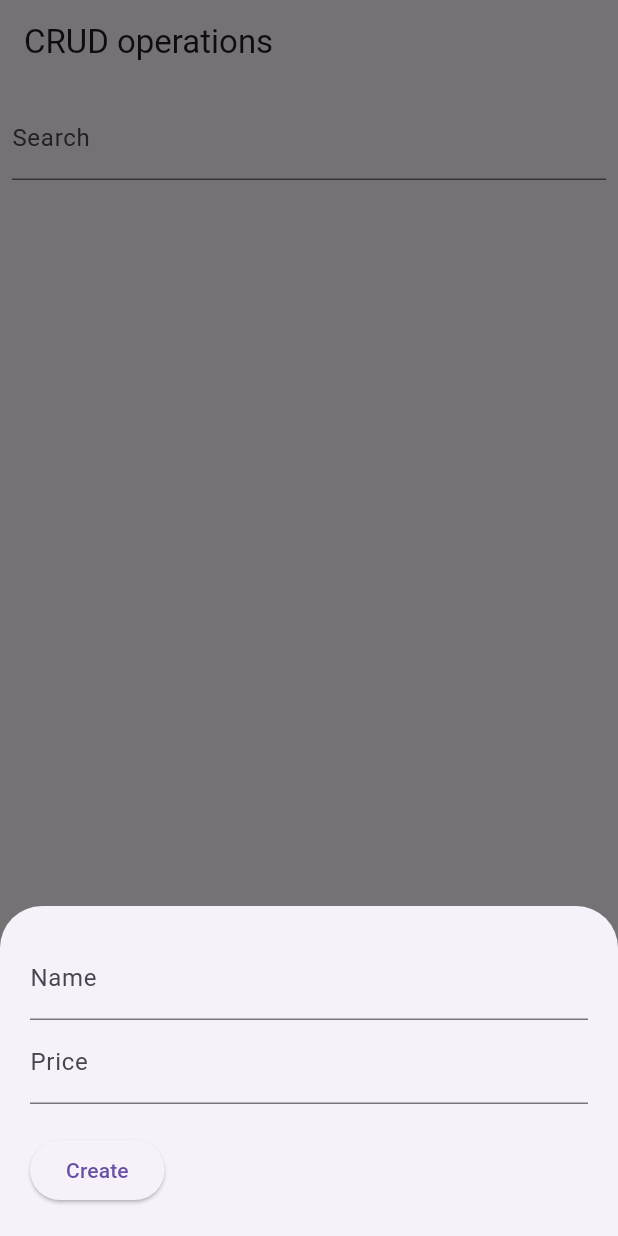
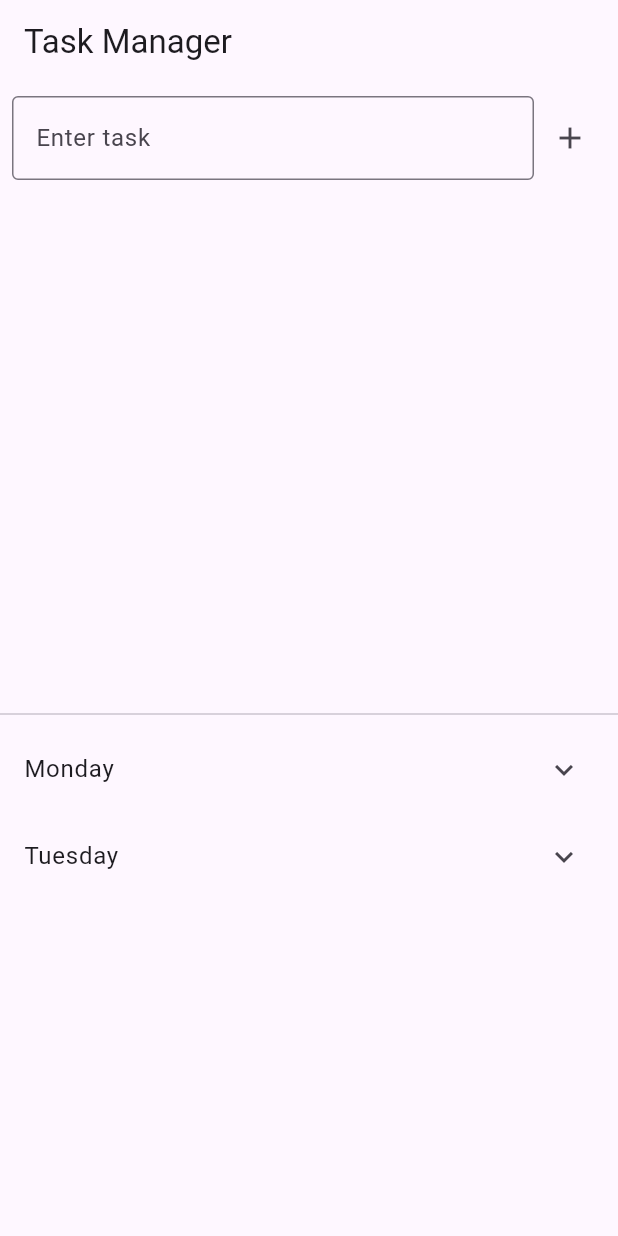
Before and after one commit to echenx/cw06, a Flutter app: the screen it shows after launch, after a tap on the "add" icon, on a phone screen of 412 x 824 dp. Run offline on Flutter 3.47's test engine with Material 3 defaults, Android fonts, the phone set to English and light mode, and no system bars; our stand-ins replace firebase_core; accounts and stored records are empty.

Commit message:
added user interface

```diff
--- a/lib/main.dart
+++ b/lib/main.dart
@@ -1,211 +1,115 @@
 import 'package:flutter/material.dart';
-import 'package:firebase_core/firebase_core.dart';
-import 'package:cloud_firestore/cloud_firestore.dart';
-import 'firebase_options.dart';
 
-void main() async {
-  WidgetsFlutterBinding.ensureInitialized();
-  await Firebase.initializeApp(
-    options: DefaultFirebaseOptions.currentPlatform,
-  );
+void main() {
   runApp(const MyApp());
 }
 
 class MyApp extends StatelessWidget {
-  const MyApp({Key? key}) : super(key: key);
+  const MyApp({super.key});
 
   @override
   Widget build(BuildContext context) {
-    return const MaterialApp(
-      debugShowCheckedModeBanner: false,
-      title: 'Test',
-      home: HomePage(),
+    return MaterialApp(
+      title: 'Task Manager',
+      theme: ThemeData(
+        colorScheme: ColorScheme.fromSeed(seedColor: Colors.deepPurple),
+        useMaterial3: true,
+      ),
+      home: const TaskManager(),
     );
   }
 }
 
-class HomePage extends StatefulWidget {
-  const HomePage({Key? key}) : super(key: key);
+class TaskManager extends StatefulWidget {
+  const TaskManager({super.key});
 
   @override
-  State<HomePage> createState() => _HomePageState();
+  State<TaskManager> createState() => _TaskManagerState();
 }
 
-class _HomePageState extends State<HomePage> {
-  final TextEditingController _nameController = TextEditingController();
-  final TextEditingController _priceController = TextEditingController();
-  final TextEditingController _searchController = TextEditingController();
+class _TaskManagerState extends State<TaskManager> {
+  final TextEditingController taskController = TextEditingController();
+  final List<String> tasks = [];
+  final Map<String, List<String>> dailyTasks = {
+    "Monday": ["9 am - 10 am: HW1, Essay2", "12 pm - 2 pm: Project1, Study"],
+    "Tuesday": ["10 am - 11 am: Assignment1, Reading"],
+  };
 
-  final CollectionReference _products =
-      FirebaseFirestore.instance.collection('products');
-
-  String _searchQuery = '';
-
-  Stream<QuerySnapshot> _searchProducts(String query) {
-    if (query.isEmpty) {
-      return _products.snapshots();
-    } else {
-      return FirebaseFirestore.instance
-          .collection('products')
-          .where('name', isGreaterThanOrEqualTo: query)
-          .where('name', isLessThanOrEqualTo: query + '\uf8ff')
-          .snapshots();
+  void addTask() {
+    if (taskController.text.isNotEmpty) {
+      setState(() {
+        tasks.add(taskController.text);
+        taskController.clear();
+      });
     }
   }
 
-  Future<void> _createOrUpdate([DocumentSnapshot? documentSnapshot]) async {
-    String action = 'create';
-    if (documentSnapshot != null) {
-      action = 'update';
-      _nameController.text = documentSnapshot['name'];
-      _priceController.text = documentSnapshot['price'].toString();
-    }
-
-    await showModalBottomSheet(
-      isScrollControlled: true,
-      context: context,
-      builder: (BuildContext ctx) {
-        return Padding(
-          padding: EdgeInsets.only(
-            top: 20,
-            left: 20,
-            right: 20,
-            bottom: MediaQuery.of(ctx).viewInsets.bottom + 20,
-          ),
-          child: Column(
-            mainAxisSize: MainAxisSize.min,
-            crossAxisAlignment: CrossAxisAlignment.start,
-            children: [
-              TextField(
-                controller: _nameController,
-                decoration: const InputDecoration(labelText: 'Name'),
-              ),
-              TextField(
-                keyboardType: TextInputType.numberWithOptions(decimal: true),
-                controller: _priceController,
-                decoration: const InputDecoration(
-                  labelText: 'Price',
-                ),
-              ),
-              const SizedBox(
-                height: 20,
-              ),
-              ElevatedButton(
-                child: Text(action == 'create' ? 'Create' : 'Update'),
-                onPressed: () async {
-                  String name = _nameController.text;
-                  double price = double.parse(_priceController.text);
-                  if (name.isNotEmpty && price != null) {
-                    if (action == 'create') {
-                      await _products.add({"name": name, "price": price});
-                    }
-                    if (action == 'update') {
-                      await _products.doc(documentSnapshot!.id).update({
-                        "name": name,
-                        "price": price,
+  void removeTask(int index) {
+    setState(() {
+      tasks.removeAt(index);
     });
-                    }
-
-                    _nameController.text = '';
-                    _priceController.text = '';
-                    Navigator.of(context).pop();
-                  }
-                },
-              )
-            ],
-          ),
-        );
-      },
-    );
-  }
-
-  Future<void> _deleteProduct(String productId) async {
-    try {
-      await _products.doc(productId).delete();
-      ScaffoldMessenger.of(context).showSnackBar(
-        const SnackBar(
-          content: Text('Product deleted successfully'),
-        ),
-      );
-    } catch (e) {
-      ScaffoldMessenger.of(context).showSnackBar(
-        SnackBar(
-          content: Text('Error deleting product: $e'),
-        ),
-      );
-    }
   }
 
   @override
   Widget build(BuildContext context) {
     return Scaffold(
-      appBar: AppBar(
-        title: const Text('CRUD operations'),
-      ),
+      appBar: AppBar(title: const Text("Task Manager")),
       body: Column(
         children: [
           Padding(
             padding: const EdgeInsets.all(8.0),
+            child: Row(
+              children: [
+                Expanded(
                   child: TextField(
-              controller: _searchController,
+                    controller: taskController,
                     decoration: const InputDecoration(
-                labelText: 'Search',
-              ),
-              onChanged: (value) {
-                setState(() {
-                  _searchQuery = value;
-                });
-              },
+                      labelText: "Enter task",
+                      border: OutlineInputBorder(),
                     ),
                   ),
-          Expanded(
-            child: StreamBuilder(
-              stream: _searchProducts(_searchQuery.toLowerCase()),
-              builder: (context, AsyncSnapshot<QuerySnapshot> streamSnapshot) {
-                if (streamSnapshot.hasData) {
-                  return ListView.builder(
-                    itemCount: streamSnapshot.data!.docs.length,
-                    itemBuilder: (context, index) {
-                      final DocumentSnapshot documentSnapshot =
-                          streamSnapshot.data!.docs[index];
-                      return Card(
-                        margin: const EdgeInsets.all(10),
-                        child: ListTile(
-                          title: Text(documentSnapshot['name']),
-                          subtitle: Text(documentSnapshot['price'].toString()),
-                          trailing: SizedBox(
-                            width: 100,
-                            child: Row(
-                              children: [
-                                IconButton(
-                                  icon: const Icon(Icons.edit),
-                                  onPressed: () =>
-                                      _createOrUpdate(documentSnapshot),
                 ),
                 IconButton(
-                                  icon: const Icon(Icons.delete),
-                                  onPressed: () =>
-                                      _deleteProduct(documentSnapshot.id),
+                  onPressed: addTask,
+                  icon: const Icon(Icons.add),
                 ),
               ],
             ),
           ),
+          Expanded(
+            child: ListView.builder(
+              itemCount: tasks.length,
+              itemBuilder: (context, index) {
+                return ListTile(
+                  leading: Checkbox(
+                    value: false,
+                    onChanged: (value) {},
                   ),
-                      );
-                    },
-                  );
-                }
-                return const Center(
-                  child: CircularProgressIndicator(),
+                  title: Text(tasks[index]),
+                  trailing: IconButton(
+                    icon: const Icon(Icons.delete),
+                    onPressed: () => removeTask(index),
+                  ),
                 );
               },
             ),
           ),
+          const Divider(),
+          Expanded(
+            child: ListView(
+              children: dailyTasks.keys.map((day) {
+                return ExpansionTile(
+                  title: Text(day),
+                  children: dailyTasks[day]!.map((taskDetail) {
+                    return ListTile(
+                      title: Text(taskDetail),
+                    );
+                  }).toList(),
+                );
+              }).toList(),
+            ),
+          ),
         ],
-      ),
-      floatingActionButton: FloatingActionButton(
-        onPressed: () => _createOrUpdate(),
-        child: const Icon(Icons.add),
       ),
     );
   }
```
Lines whose indentation alone changed are shown as unchanged.
